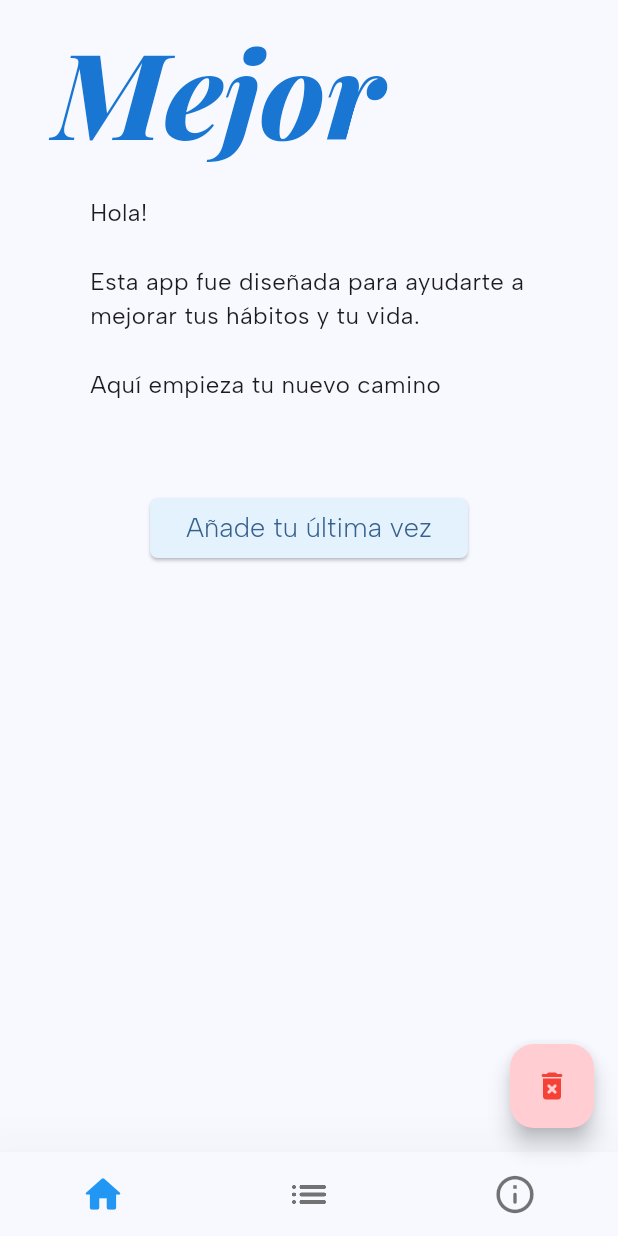
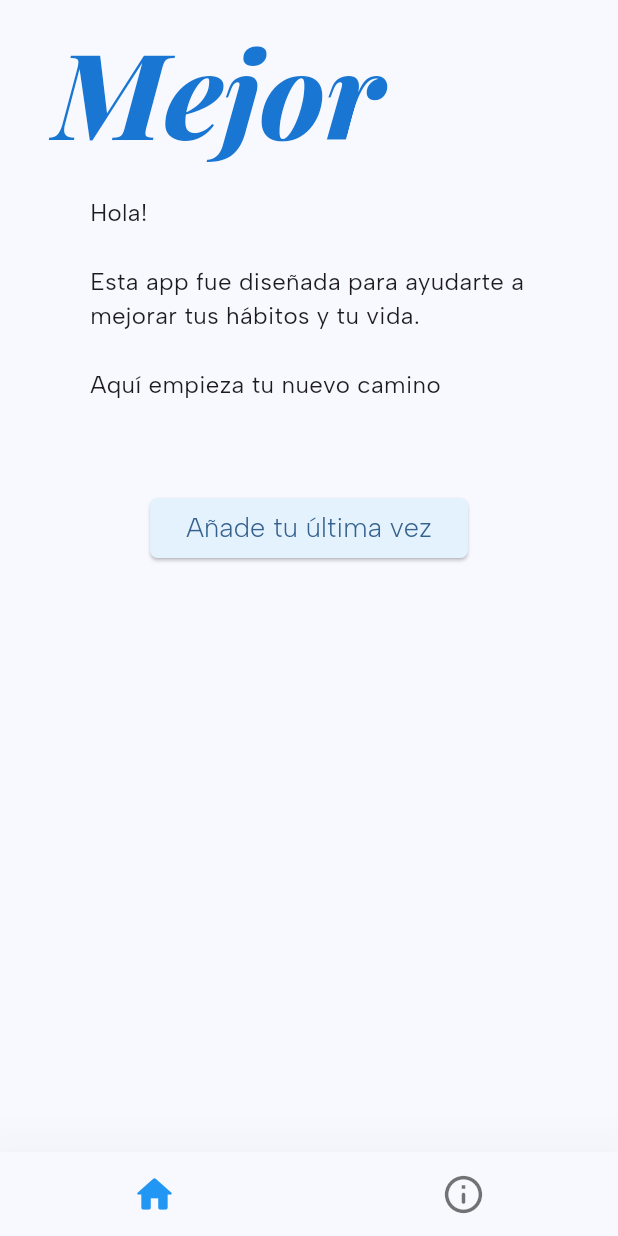
Before and after one commit to a96lex/better, a Flutter app: the screen it shows after launch, on a phone screen of 412 x 824 dp. Run offline on Flutter 3.47's test engine with Material 3 defaults, Android fonts, the phone set to English and light mode, and no system bars; our stand-ins replace google_fonts, sqflite; accounts and stored records are empty; generated files the repository leaves out were written again; project files that could hold a hidden picture were left out.

Commit message:
hide some stuff

```diff
--- a/lib/main.dart
+++ b/lib/main.dart
@@ -1,10 +1,9 @@
 import 'package:flutter/material.dart';
-import 'package:better/database/database_helper.dart';
 import 'package:better/screens/about.dart';
-import 'package:better/screens/history.dart';
 import 'package:better/screens/home.dart';
 import 'package:flutter_gen/gen_l10n/app_localizations.dart';
 import 'package:google_fonts/google_fonts.dart';
+// import 'package:better/screens/history.dart';
 
 void main() {
   runApp(const MyApp());
@@ -56,13 +55,9 @@ class _MainPageState extends State<MainPage> {
 
   static final List<Widget> _widgetOptions = <Widget>[
     const HomeScreen(),
-    const HistoryScreen(),
+    // const HistoryScreen(),
     const AboutScreen()
   ];
-
-  void _deleteEvents() async {
-    await DatabaseHelper.instance.deleteAllEvents();
-  }
 
   void _onItemTapped(int index) {
     _pageController.animateToPage(
@@ -114,28 +109,16 @@ class _MainPageState extends State<MainPage> {
             icon: Icon(Icons.home_rounded),
             label: "",
           ),
-            BottomNavigationBarItem(
-              icon: Icon(Icons.list_rounded),
-              label: "",
-            ),
+          // BottomNavigationBarItem(
+          //   icon: Icon(Icons.list_rounded),
+          //   label: "",
+          // ),
           BottomNavigationBarItem(
             icon: Icon(Icons.info_outline_rounded),
             label: "",
           ),
         ],
       ),
-        // for debug purposes only.
-        floatingActionButton: Column(
-          mainAxisAlignment: MainAxisAlignment.end,
-          children: [
-            FloatingActionButton(
-              onPressed: _deleteEvents,
-              tooltip: 'Delete events',
-              foregroundColor: Colors.red,
-              backgroundColor: Colors.red.shade100,
-              child: const Icon(Icons.delete_forever_rounded),
-            ), // This trailing comma makes auto-formatting nicer for build methods.
-          ],
-        ));
+    );
   }
 }
```
Lines whose indentation alone changed are shown as unchanged.
